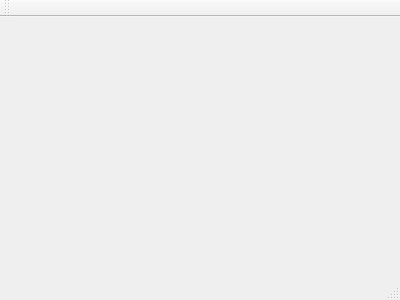
The window that mainwindow.ui (laban211/ADP) describes before a commit, drawn with Qt 5.
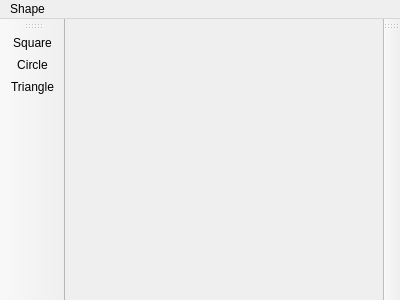
The same window after the commit.

```diff
--- a/mainwindow.ui
+++ b/mainwindow.ui
@@ -12,13 +12,65 @@
   <property name="windowTitle" >
    <string>MainWindow</string>
   </property>
-  <widget class="QMenuBar" name="menuBar" />
-  <widget class="QToolBar" name="mainToolBar" />
-  <widget class="QWidget" name="centralWidget" />
-  <widget class="QStatusBar" name="statusBar" />
+  <widget class="QWidget" name="centralWidget"/>
+  <widget class="QMenuBar" name="menuBar">
+   <property name="geometry">
+    <rect>
+     <x>0</x>
+     <y>0</y>
+     <width>400</width>
+     <height>22</height>
+    </rect>
+   </property>
+   <widget class="QMenu" name="menuSquare">
+    <property name="title">
+     <string>Shape</string>
+    </property>
+    <addaction name="actionSquare"/>
+    <addaction name="actionCircle"/>
+    <addaction name="actionTriangle"/>
+   </widget>
+   <addaction name="menuSquare"/>
+  </widget>
+  <widget class="QToolBar" name="leftToolBar">
+   <attribute name="toolBarArea">
+    <enum>LeftToolBarArea</enum>
+   </attribute>
+   <attribute name="toolBarBreak">
+    <bool>false</bool>
+   </attribute>
+   <addaction name="actionSquare"/>
+   <addaction name="actionCircle"/>
+   <addaction name="actionTriangle"/>
+  </widget>
+  <widget class="QToolBar" name="rightToolBar">
+   <property name="windowTitle">
+    <string>toolBar</string>
+   </property>
+   <attribute name="toolBarArea">
+    <enum>RightToolBarArea</enum>
+   </attribute>
+   <attribute name="toolBarBreak">
+    <bool>false</bool>
+   </attribute>
+  </widget>
+  <action name="actionSquare">
+   <property name="text">
+    <string>Square</string>
+   </property>
+  </action>
+  <action name="actionCircle">
+   <property name="text">
+    <string>Circle</string>
+   </property>
+  </action>
+  <action name="actionTriangle">
+   <property name="text">
+    <string>Triangle</string>
+   </property>
+  </action>
  </widget>
- <layoutDefault spacing="6" margin="11" />
- <pixmapfunction></pixmapfunction>
+ <layoutdefault spacing="6" margin="11"/>
  <resources/>
  <connections/>
 </ui>
```
Left out of the diff: 7 changed lines with no effect on the pictures.
